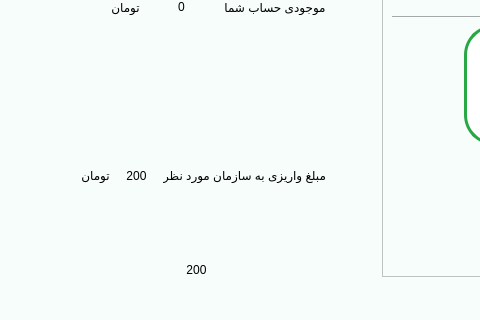
Above: main.ui from Farazist/raspberrypi-app before the change; both pictures show x 0 to 480 and y 280 to 600 of the 1000 by 600 pixel window. Below: the same form after it.
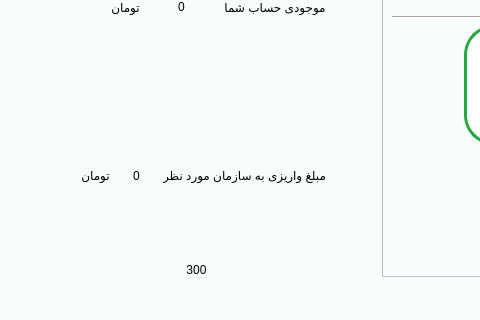
That is the form after the change. Icons and pictures are not drawn.

```diff
--- a/main.ui
+++ b/main.ui
@@ -4736,7 +4736,7 @@
 color:#000000;</string>
               </property>
               <property name="text">
-               <string>200</string>
+               <string>0</string>
               </property>
               <property name="alignment">
                <set>Qt::AlignCenter</set>
@@ -4792,7 +4792,7 @@
 font: 87 32pt &quot;IRANSansFaNum Black&quot;;</string>
               </property>
               <property name="text">
-               <string>200</string>
+               <string>300</string>
               </property>
               <property name="alignment">
                <set>Qt::AlignCenter</set>
```
